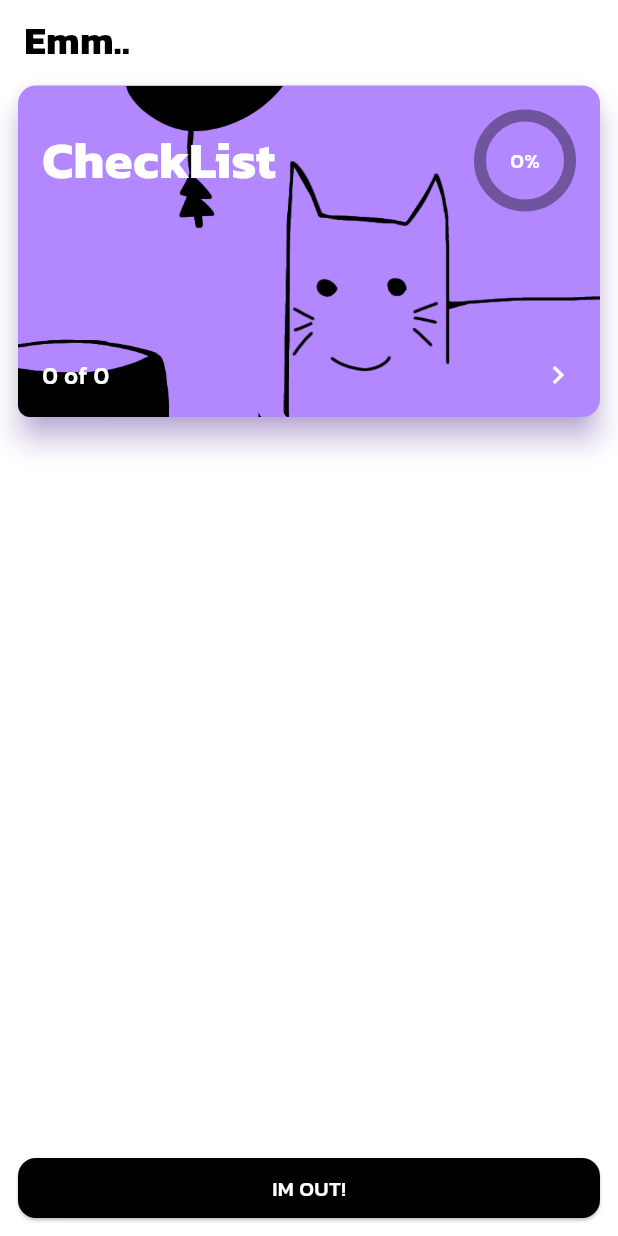
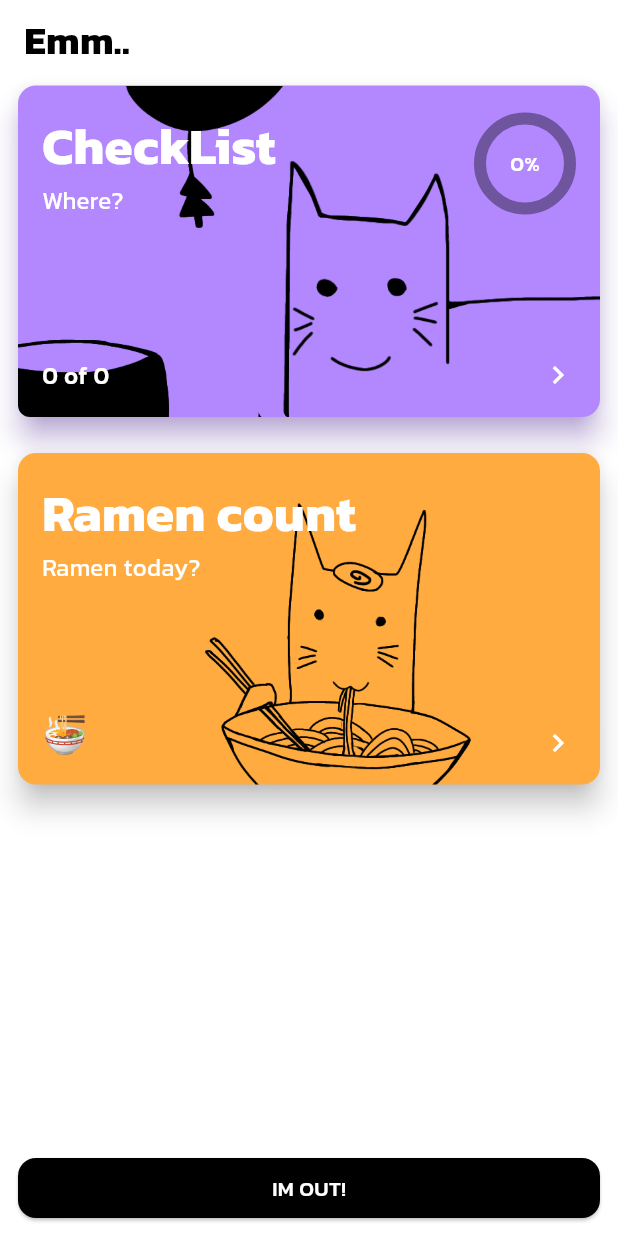
Before and after one commit to jatuporndev/jellyfish-checklist, a Flutter app: the Home screen opened by its route, on a phone screen of 412 x 824 dp. Run offline on Flutter 3.47's test engine with Material 3 defaults, Android fonts, the phone set to English and light mode, and no system bars; drawn by our look-alikes of percent_indicator; our stand-ins replace cloud_firestore, either_dart, equatable, firebase_core, flutter_bloc, flutter_slidable and 2 more; missing offline and left inert: giffy_dialog; accounts and stored records are empty.

Commit message:
feat:add ramen card

```diff
--- a/lib/core/app/constrains.dart
+++ b/lib/core/app/constrains.dart
@@ -12,4 +12,5 @@ class Constants {
   //database key
   static const String room = 'room';
   static const String checkList = 'check_list';
+  static const String ramenCount = 'ramen_count';
 }
--- a/lib/core/router/app_generator.dart
+++ b/lib/core/router/app_generator.dart
@@ -6,6 +6,8 @@ import 'package:jellyfish/presentation/check_list/check_list.dart';
 import 'package:jellyfish/presentation/create_room/bloc/create_room_bloc.dart';
 import 'package:jellyfish/presentation/create_room/create_room.dart';
 import 'package:jellyfish/presentation/home/home.dart';
+import 'package:jellyfish/presentation/ramen_count/bloc/ramen_count_bloc.dart';
+import 'package:jellyfish/presentation/ramen_count/ramen_count.dart';
 import 'package:jellyfish/presentation/sign_in/bloc/sign_in_bloc.dart';
 import 'package:jellyfish/presentation/sign_in/sign_in.dart';
 
@@ -45,6 +47,12 @@ class RouteGenerator {
                   create: (context) => getIt<CheckListBloc>(),
                   child: const CheckList(),
                 ));
+      case AppRouter.ramenCount:
+        return MaterialPageRoute(
+            builder: (context) => BlocProvider(
+              create: (context) => getIt<RamenCountBloc>(),
+              child: const RamenCount(),
+            ));
       default:
         return unDefinedRoute();
     }
--- a/lib/core/router/app_router.dart
+++ b/lib/core/router/app_router.dart
@@ -11,4 +11,5 @@ class AppRouter {
   static const String signIn = "/sign_in";
   static const String createRoom = "/create_room";
   static const String checkList = "/check_list";
+  static const String ramenCount = "/ramen_count";
 }
--- a/lib/presentation/check_list/check_list.dart
+++ b/lib/presentation/check_list/check_list.dart
@@ -17,8 +17,6 @@ class CheckList extends StatefulWidget {
 class _CheckListState extends State<CheckList> {
   bool validateDetail = false;
   TextEditingController _textEditingController = TextEditingController();
-  var i = 0;
-  final FocusNode _focusNode = FocusNode();
 
   @override
   void initState() {
@@ -210,8 +208,6 @@ class _CheckListState extends State<CheckList> {
   }
 
   SizedBox sheetDia(BuildContext context2, SubmitTypeEnum submitTypeEnum, {String? title, String? id}) {
-    print("object +$i");
-    i++;
     return SizedBox(
       child: SingleChildScrollView(
         child: Column(
@@ -250,7 +246,6 @@ class _CheckListState extends State<CheckList> {
                 ),
                 controller: _textEditingController,
                 autofocus: false,
-                focusNode: _focusNode,
                 onEditingComplete: () {
                   saveData();
                 },
--- a/lib/presentation/home/home.dart
+++ b/lib/presentation/home/home.dart
@@ -15,7 +15,7 @@ class Home extends StatefulWidget {
   State<Home> createState() => _HomeState();
 }
 
-class _HomeState extends State<Home>  with WidgetsBindingObserver {
+class _HomeState extends State<Home> with WidgetsBindingObserver {
   late final HomeBloc homeBloc;
   final isLogoutButtonHidden = false;
   final _cardSide = 245.0;
@@ -24,14 +24,12 @@ class _HomeState extends State<Home>  with WidgetsBindingObserver {
   int countCheckList = 0;
   double checkListPercent = 0.0;
 
-
   @override
   void initState() {
     homeBloc = BlocProvider.of<HomeBloc>(context);
     homeBloc.add(CountList());
     super.initState();
   }
-
 
   @override
   Widget build(BuildContext context) {
@@ -75,7 +73,7 @@ class _HomeState extends State<Home>  with WidgetsBindingObserver {
                 child: GestureDetector(
                   onTap: () async {
                     Object? refresh = await Navigator.of(context).pushNamed(AppRouter.checkList);
-                    if(refresh == "refresh") {
+                    if (refresh == "refresh") {
                       homeBloc.add(CountList());
                     }
                   },
@@ -101,6 +99,10 @@ class _HomeState extends State<Home>  with WidgetsBindingObserver {
                           children: [
                             Row(
                               children: [
+                                Column(
+                                  mainAxisAlignment: MainAxisAlignment.start,
+                                  crossAxisAlignment: CrossAxisAlignment.start,
+                                  children: [
                                     const Text(
                                       "CheckList",
                                       style: TextStyle(
@@ -108,6 +110,16 @@ class _HomeState extends State<Home>  with WidgetsBindingObserver {
                                         fontWeight: FontWeight.bold,
                                         color: Colors.white,
                                       ),
+                                    ),
+                                    const Text(
+                                      "Where?",
+                                      style: TextStyle(
+                                        fontSize: 16,
+                                        fontWeight: FontWeight.w300,
+                                        color: Colors.white,
+                                      ),
+                                    ),
+                                  ],
                                 ),
                                 const Spacer(),
                                 CircularPercentIndicator(
@@ -147,6 +159,79 @@ class _HomeState extends State<Home>  with WidgetsBindingObserver {
                             )
                           ],
                         ),
+                      ),
+                    ],
+                  ),
+                ),
+              ),
+            ),
+            //ramen card
+            Container(
+              width: MediaQuery.of(context).size.width,
+              height: _cardSide,
+              padding: const EdgeInsets.all(8.0),
+              child: Card(
+                elevation: 8,
+                // shadowColor: ColorsManager.mainColor,
+                color: Colors.orangeAccent,
+                child: GestureDetector(
+                  onTap: () async {
+                    Navigator.of(context)
+                        .pushNamed(AppRouter.ramenCount);
+                  },
+                  child: Stack(
+                    children: [
+                      // Background Image
+                      Positioned.fill(
+                        child: ClipRRect(
+                          borderRadius: BorderRadius.circular(8.0),
+                          // Adjust the radius to match the Card's radius
+                          child: Image.asset(
+                            "lib/assets/images/ramen_card.png",
+                            fit: BoxFit.cover,
+                          ),
+                        ),
+                      ),
+                      // Card Content
+                      Padding(
+                        padding: const EdgeInsets.all(16),
+                        child: Column(
+                            mainAxisAlignment: MainAxisAlignment.start,
+                            crossAxisAlignment: CrossAxisAlignment.start,
+                            children: [
+                              const Text(
+                                "Ramen count",
+                                style: TextStyle(
+                                  fontSize: 34,
+                                  fontWeight: FontWeight.bold,
+                                  color: Colors.white,
+                                ),
+                              ),
+                              const Text(
+                                "Ramen today?",
+                                style: TextStyle(
+                                  fontSize: 16,
+                                  fontWeight: FontWeight.w300,
+                                  color: Colors.white,
+                                ),
+                              ),
+                              Spacer(),
+                              Row(
+                                crossAxisAlignment: CrossAxisAlignment.end,
+                                mainAxisAlignment: MainAxisAlignment.end,
+                                children: [
+                                  Text(
+                                    "🍜",
+                                    style: TextStyle(fontSize: 24),
+                                  ),
+                                  const Spacer(),
+                                  const Icon(
+                                    Icons.keyboard_arrow_right,
+                                    color: Colors.white,
+                                  )
+                                ],
+                              )
+                            ]),
                       ),
                     ],
                   ),
--- /dev/null
+++ b/lib/presentation/ramen_count/bloc/ramen_count_bloc.dart
@@ -0,0 +1,19 @@
+import 'package:equatable/equatable.dart';
+import 'package:flutter_bloc/flutter_bloc.dart';
+
+import '../../../domain/use_case/ramen_count/get_ramen_use_case.dart';
+
+part 'ramen_count_event.dart';
+part 'ramen_count_state.dart';
+
+class RamenCountBloc extends Bloc<RamenCountEvent,RamenCountState> {
+  final GetRamenUseCase _getRamenUseCase;
+  RamenCountBloc(this._getRamenUseCase): super(InitialState()) {
+    on<GetRamen>(_getRamen);
+  }
+
+
+  Future<void> _getRamen(GetRamen event, Emitter<RamenCountState> emit) async {
+
+  }
+}
--- a/pubspec.yaml
+++ b/pubspec.yaml
@@ -40,6 +40,8 @@ dependencies:
   giffy_dialog: ^2.0.0+2
   percent_indicator: ^4.2.3
   flutter_slidable: ^3.1.0
+  crypto: ^3.0.3
+  animated_button: ^0.2.0
 
   flutter:
     sdk: flutter
```
Also changed, not shown: lib/core/app/di.dart (+10 -0 lines), lib/data/repository_imp/ramen_count_repository_imp.dart (added, +37 -0 lines), lib/data/repository_imp/sing_in_repository_imp.dart (+14 -1 lines), lib/domain/repository/ramen_count_repository.dart (added, +7 -0 lines), lib/domain/use_case/ramen_count/get_ramen_use_case.dart (added, +16 -0 lines), lib/presentation/create_room/bloc/create_room_bloc.dart (+12 -2 lines), lib/presentation/ramen_count/bloc/ramen_count_event.dart (added, +23 -0 lines), lib/presentation/ramen_count/bloc/ramen_count_state.dart (added, +30 -0 lines), lib/presentation/ramen_count/ramen_count.dart (added, +106 -0 lines), lib/assets/images/ramen_card.png (added), pubspec.lock. Lines whose indentation alone changed are shown as unchanged.
